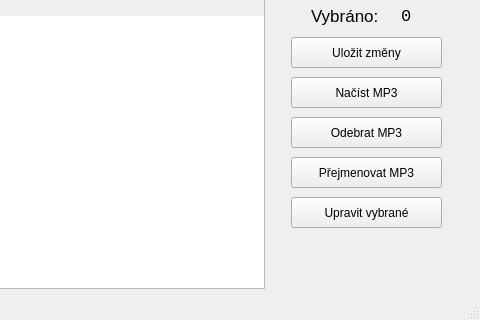
bezoadam/MUL, file ui/new_window.ui: the form before one commit; both pictures show x 551 to 1031 and y 387 to 707 of the 1031 by 707 pixel window.
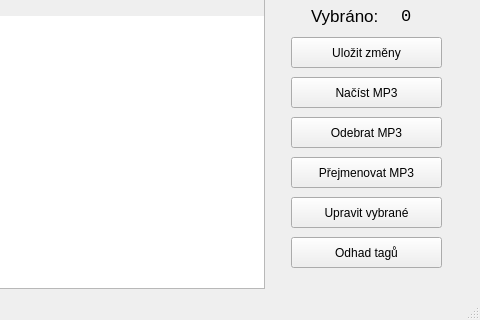
The form after the commit. Icons and pictures are not drawn. Custom widgets are drawn as their Qt base class.

```diff
--- a/ui/new_window.ui
+++ b/ui/new_window.ui
@@ -929,6 +929,19 @@
             <string>Upravit vybrané</string>
            </property>
           </widget>
+          <widget class="QPushButton" name="guessTagButton">
+           <property name="geometry">
+            <rect>
+             <x>20</x>
+             <y>240</y>
+             <width>151</width>
+             <height>31</height>
+            </rect>
+           </property>
+           <property name="text">
+            <string>Odhad tagů</string>
+           </property>
+          </widget>
          </widget>
         </item>
        </layout>
```
